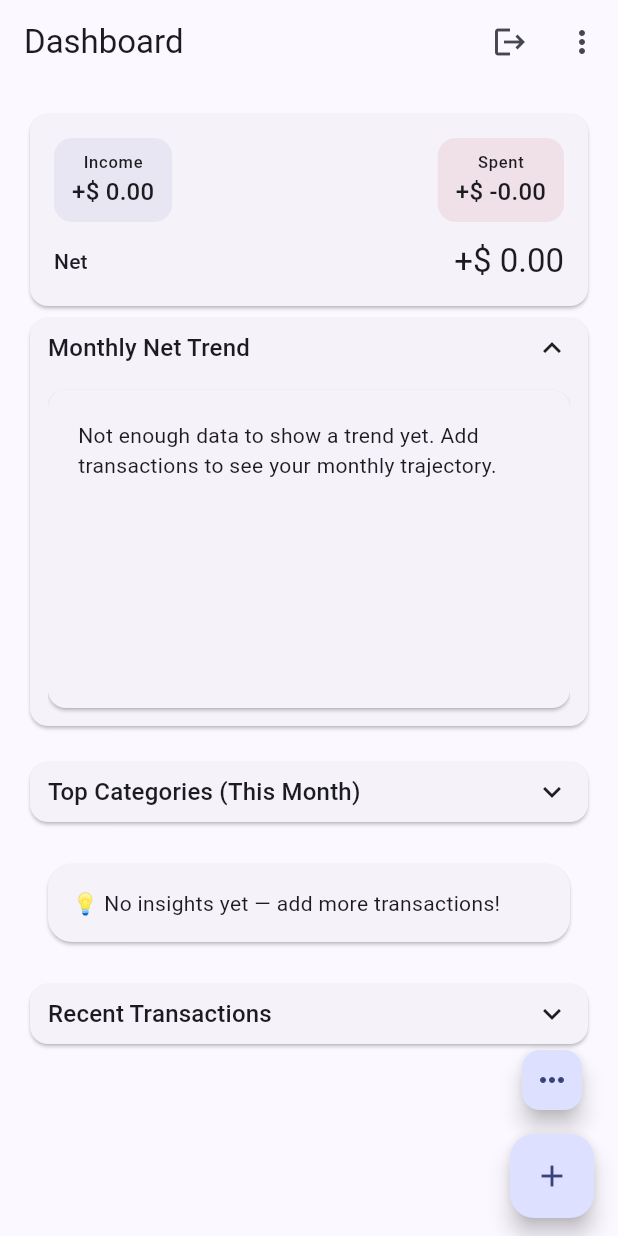
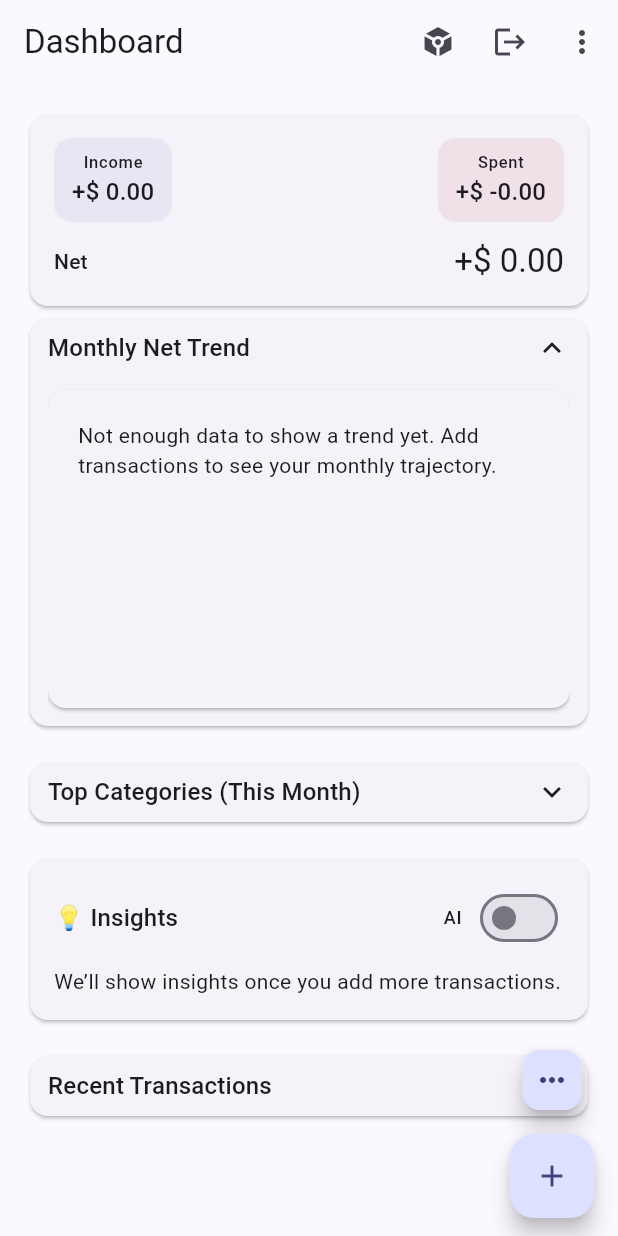
Before and after one commit to MgSuper/mini_finance_tracker, a Flutter app: the screen it shows once a user with an empty profile is signed in, after a tap on "Monthly Net Trend", on a phone screen of 412 x 824 dp. Run offline on Flutter 3.47's test engine with Material 3 defaults, Android fonts, the light colour scheme and no system bars; our stand-ins replace cloud_firestore, csv, file_picker, firebase_auth, firebase_core, fl_chart and 5 more; accounts and stored records are empty; generated files the repository leaves out were written again.

Commit message:
[ADD] ai insights, still not working

```diff
--- a/lib/features/dashboard/presentation/dashboard_screen.dart
+++ b/lib/features/dashboard/presentation/dashboard_screen.dart
@@ -1,3 +1,4 @@
+import 'package:firebase_auth/firebase_auth.dart';
 import 'package:flutter/material.dart';
 import 'package:flutter_riverpod/flutter_riverpod.dart';
 import 'package:go_router/go_router.dart';
@@ -38,6 +39,15 @@ class DashboardScreen extends ConsumerWidget {
         elevation: 0,
         title: const Text('Dashboard'),
         actions: [
+          IconButton(
+            tooltip: 'Token',
+            icon: const Icon(Icons.token),
+            onPressed: () async {
+              final user = FirebaseAuth.instance.currentUser;
+              final idToken = await user?.getIdToken(true);
+              print(idToken);
+            },
+          ),
           IconButton(
             tooltip: 'Logout',
             icon: const Icon(Icons.logout),
--- a/lib/features/insights/insights_card.dart
+++ b/lib/features/insights/insights_card.dart
@@ -1,55 +1,81 @@
 import 'package:flutter/material.dart';
 import 'package:flutter_riverpod/flutter_riverpod.dart';
-import 'package:mini_finan/features/insights/insights_provider.dart';
+import 'package:mini_finan/features/insights/insights_resolved_provider.dart';
+import 'package:mini_finan/features/insights/insights_settings.dart';
 
 class InsightsCard extends ConsumerWidget {
   const InsightsCard({super.key});
 
   @override
   Widget build(BuildContext context, WidgetRef ref) {
-    final insightsAsync = ref.watch(insightsProvider);
+    final useAi = ref.watch(insightsUseAiProvider);
+    final insightsAv = ref.watch(monthlyInsightsResolvedProvider);
+    debugPrint('[InsightsCard] useAi=$useAi');
 
     return Card(
-      margin: const EdgeInsets.symmetric(horizontal: 16, vertical: 8),
-      elevation: 1,
-      shape: RoundedRectangleBorder(borderRadius: BorderRadius.circular(16)),
       child: Padding(
         padding: const EdgeInsets.all(16),
-        child: insightsAsync.when(
-          loading: () => const Center(child: CircularProgressIndicator()),
-          error: (e, _) => Text('Error loading insights: $e'),
-          data: (insights) {
-            if (insights.isEmpty) {
-              return const Text('💡 No insights yet — add more transactions!');
-            }
-            return Column(
-              crossAxisAlignment: CrossAxisAlignment.start,
+        child: Column(
           children: [
-                const Text(
-                  '💡 Insights',
-                  style: TextStyle(
-                    fontWeight: FontWeight.bold,
-                    fontSize: 18,
+            Row(
+              children: [
+                Text('💡 Insights',
+                    style: Theme.of(context).textTheme.titleMedium),
+                const Spacer(),
+                Text('AI', style: Theme.of(context).textTheme.labelMedium),
+                const SizedBox(width: 8),
+                Switch(
+                  value: useAi,
+                  onChanged: (v) =>
+                      ref.read(insightsUseAiProvider.notifier).state = v,
                 ),
+              ],
             ),
             const SizedBox(height: 8),
-                ...insights.map(
-                  (s) => Padding(
-                    padding: const EdgeInsets.only(bottom: 6),
-                    child: Text(
-                      s,
-                      style: TextStyle(
-                        color: Theme.of(context).colorScheme.onSurfaceVariant,
-                        fontSize: 14,
-                        height: 1.3,
+            insightsAv.when(
+              loading: () => const Align(
+                alignment: Alignment.centerLeft,
+                child: Padding(
+                  padding: EdgeInsets.symmetric(vertical: 8),
+                  child: SizedBox(
+                    height: 16,
+                    width: 16,
+                    child: CircularProgressIndicator(strokeWidth: 2),
                   ),
                 ),
               ),
+              error: (e, _) => Align(
+                alignment: Alignment.centerLeft,
+                child: Text('Error loading insights: $e',
+                    style:
+                        TextStyle(color: Theme.of(context).colorScheme.error)),
+              ),
+              data: (lines) {
+                if (lines.isEmpty) {
+                  return Align(
+                    alignment: Alignment.centerLeft,
+                    child: Text(
+                      'We’ll show insights once you add more transactions.',
+                      style: Theme.of(context).textTheme.bodyMedium,
+                    ),
+                  );
+                }
+                return Column(
+                  children: [
+                    for (final line in lines)
+                      Row(
+                        crossAxisAlignment: CrossAxisAlignment.start,
+                        children: [
+                          const Text('• '),
+                          Expanded(child: Text(line)),
+                        ],
                       ),
                   ],
                 );
               },
             ),
+          ],
+        ),
       ),
     );
   }
--- /dev/null
+++ b/lib/features/insights/insights_local_provider.dart
@@ -0,0 +1,25 @@
+import 'package:flutter_riverpod/flutter_riverpod.dart';
+import 'package:collection/collection.dart';
+import 'package:mini_finan/features/insights/insights_metrics.dart';
+
+/// Pure local summaries. Returns [] when there isn’t enough data.
+final monthlyInsightsLocalProvider = Provider<List<String>>((ref) {
+  final m = ref.watch(insightsMetricsProvider);
+
+  // maxBy returns null on empty iterables
+  final biggestExpense = maxBy(m.expenseByCategory.entries, (e) => e.value);
+  final topMerchant = maxBy(m.merchantSpend.entries, (e) => e.value);
+
+  final out = <String>[];
+  if (biggestExpense != null) {
+    out.add(
+      'Your biggest expense category is '
+      '${m.catNameOf(biggestExpense.key)} '
+      '(\$${biggestExpense.value.toStringAsFixed(0)}).',
+    );
+  }
+  if (topMerchant != null) {
+    out.add('Your top merchant this month is ${topMerchant.key}.');
+  }
+  return out;
+});
--- /dev/null
+++ b/lib/features/insights/insights_metrics.dart
@@ -0,0 +1,52 @@
+import 'package:flutter/material.dart';
+import 'package:flutter_riverpod/flutter_riverpod.dart';
+import 'package:mini_finan/features/dashboard/providers.dart';
+import 'package:mini_finan/features/categories/categories_providers.dart';
+import 'package:mini_finan/features/transactions/data/transaction_model.dart';
+
+/// Lightweight view model for insights computation.
+class InsightsMetrics {
+  InsightsMetrics({
+    required this.expenseByCategory, // categoryId -> positive spend
+    required this.incomeByCategory, // categoryId -> positive income
+    required this.merchantSpend, // merchant -> positive spend
+    required this.catNameOf, // resolve categoryId -> name
+  });
+
+  final Map<String, double> expenseByCategory;
+  final Map<String, double> incomeByCategory;
+  final Map<String, double> merchantSpend;
+  final String Function(String id) catNameOf;
+}
+
+/// Derive metrics from this month’s transactions. Never throws.
+final insightsMetricsProvider = Provider<InsightsMetrics>((ref) {
+  final txsAv = ref.watch(txThisMonthProvider);
+  final txs = txsAv.value ?? const <TxModel>[];
+
+  final catMap = ref.watch(categoriesMapProvider); // {id: CategoryModel}
+  String nameOf(String id) => catMap[id]?.name ?? 'Uncategorized';
+
+  final expByCat = <String, double>{};
+  final incByCat = <String, double>{};
+  final merchSpend = <String, double>{};
+
+  for (final t in txs) {
+    if (t.amount < 0) {
+      final v = -t.amount;
+      expByCat[t.categoryId] = (expByCat[t.categoryId] ?? 0) + v;
+      if (t.merchant.isNotEmpty) {
+        merchSpend[t.merchant] = (merchSpend[t.merchant] ?? 0) + v;
+      }
+    } else if (t.amount > 0) {
+      incByCat[t.categoryId] = (incByCat[t.categoryId] ?? 0) + t.amount;
+    }
+  }
+
+  return InsightsMetrics(
+    expenseByCategory: expByCat,
+    incomeByCategory: incByCat,
+    merchantSpend: merchSpend,
+    catNameOf: nameOf,
+  );
+});
--- /dev/null
+++ b/lib/features/insights/insights_resolved_provider.dart
@@ -0,0 +1,13 @@
+import 'package:flutter_riverpod/flutter_riverpod.dart';
+import 'package:mini_finan/features/insights/insights_ai_provider.dart';
+import 'package:mini_finan/features/insights/insights_local_provider.dart';
+import 'package:mini_finan/features/insights/insights_settings.dart';
+
+/// Final source used by the card: AI when toggle is ON, else local.
+final monthlyInsightsResolvedProvider =
+    Provider<AsyncValue<List<String>>>((ref) {
+  final useAi = ref.watch(insightsUseAiProvider);
+  return useAi
+      ? ref.watch(monthlyInsightsAiProvider)
+      : AsyncData(ref.watch(monthlyInsightsLocalProvider));
+});
--- /dev/null
+++ b/lib/features/insights/insights_settings.dart
@@ -0,0 +1,4 @@
+import 'package:flutter_riverpod/flutter_riverpod.dart';
+
+/// Single source of truth: whether AI mode is enabled for insights.
+final insightsUseAiProvider = StateProvider<bool>((_) => false);
--- a/pubspec.yaml
+++ b/pubspec.yaml
@@ -54,6 +54,7 @@ dependencies:
   csv: ^6.0.0
   fl_chart: ^0.71.0
   shared_preferences: ^2.5.3
+  http: ^1.5.0
 
 dev_dependencies:
   flutter_test:
```
Also changed, not shown: lib/features/insights/insights_ai_provider.dart (added, +113 -0 lines), lib/features/insights/settings_providers.dart (added, +36 -0 lines), pubspec.lock. Lines whose indentation alone changed are shown as unchanged.
